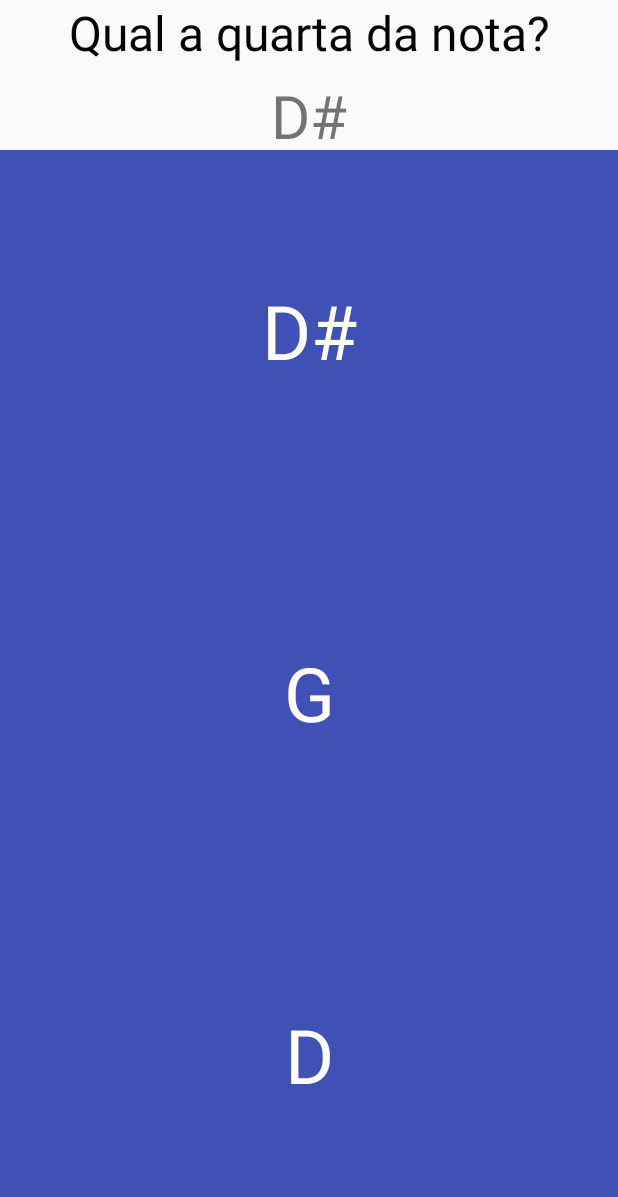
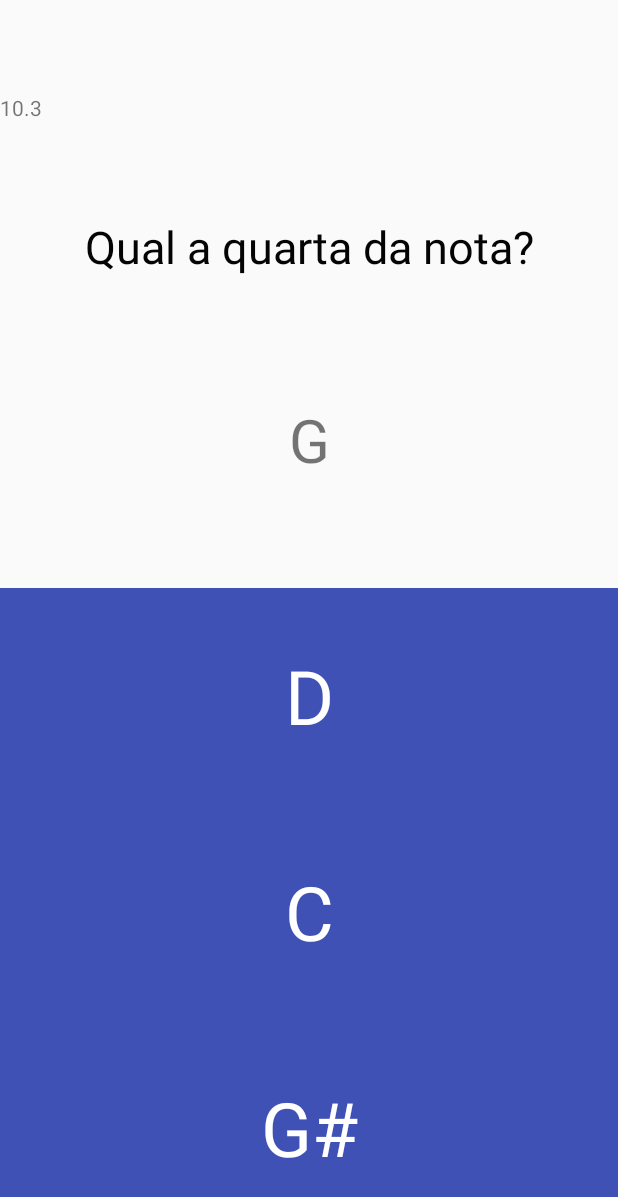
Before and after one commit to mtsodf/MusicGame, an Android app: the GameActivity screen opened directly, with no data from a screen before it, after a tap on "D#", on a phone screen of 412 x 824 dp. Shown: the top 1197 px of the screen. Run offline under Robolectric (Android 15) with nearby library versions, the phone set to English and light mode, and no system bars; 5 statements that could not run were skipped; 3 other taps on this screen came first.

Commit message:
Adicao de Relógio sem funcionar ainda.

```diff
--- a/app/src/main/java/music/com/br/musicgame/GameActivity.java
+++ b/app/src/main/java/music/com/br/musicgame/GameActivity.java
@@ -3,9 +3,11 @@ package music.com.br.musicgame;
 import android.app.Activity;
 import android.content.res.ColorStateList;
 import android.graphics.Color;
+import android.media.MediaPlayer;
 import android.net.Uri;
 import android.os.Bundle;
 import android.os.CountDownTimer;
+import android.util.Log;
 import android.view.View;
 import android.widget.LinearLayout;
 import android.widget.TextView;
@@ -21,13 +23,28 @@ import music.com.br.musicgame.entities.NoteGame;
 public class GameActivity extends Activity {
 
     Jogo noteGame;
+
+    private static final int WAITING_ANSWER = 0;
+
+    private static final int BUTTON_PRESSED = 1;
+
+    int state = WAITING_ANSWER;
+
+    MediaPlayer correctSound, wrongSound;
     /**
      * ATTENTION: This was auto-generated to implement the App Indexing API.
      * See https://g.co/AppIndexing/AndroidStudio for more information.
      */
     private GoogleApiClient client;
 
+    private static final int WRONG = 0;
 
+    private static final int CORRECT = 1;
+
+    private CountDownTimer cronometer;
+
+    private int correctAnswers = 0;
+    private int wrongAnswers = 0;
     @Override
     protected void onCreate(Bundle savedInstanceState) {
         super.onCreate(savedInstanceState);
@@ -49,7 +66,7 @@ public class GameActivity extends Activity {
         getReferenceToViews();
 
 
-        criarNovoJogo();
+
         // ATTENTION: This was auto-generated to implement the App Indexing API.
         // See https://g.co/AppIndexing/AndroidStudio for more information.
         Action viewAction = Action.newAction(
@@ -62,7 +79,42 @@ public class GameActivity extends Activity {
                 // TODO: Make sure this auto-generated app deep link URI is correct.
                 Uri.parse("android-app://music.com.br.musicgame/http/host/path")
         );
+
+        criarNovoJogo();
+        correctSound =  MediaPlayer.create(this, R.raw.chime_bell_ding);
+        wrongSound = MediaPlayer.create(this, R.raw.beep_short_off);
+
         AppIndex.AppIndexApi.start(client, viewAction);
+
+        final TextView textViewCronometer = (TextView) findViewById(R.id.cronometerView);
+
+
+        if(cronometer!=null){
+            cronometer.cancel();
+        }
+
+
+        cronometer = new CountDownTimer(20000, 100) {
+
+
+            @Override
+            public void onTick(long millisUntilFinished) {
+                long seconds = millisUntilFinished / 1000;
+                long centseconds = (millisUntilFinished % 1000) / 100;
+
+                textViewCronometer.setText(seconds + "." + centseconds);
+            }
+
+            @Override
+            public void onFinish() {
+                textViewCronometer.setText("0.0");
+
+            }
+        };
+
+        cronometer.start();
+        Log.d("GameActivity", "chamou metodo on start.");
+
     }
 
     private void criarNovoJogo() {
@@ -89,36 +141,35 @@ public class GameActivity extends Activity {
         answer3View = (TextView) findViewById(R.id.answer3View);
     }
 
-    public void onButtonClick(View v) {
+    public synchronized void onButtonClick(View v) {
 
+        if(state == WAITING_ANSWER) {
+            state = BUTTON_PRESSED;
             if (v.getId() == R.id.answer1View) {
                 if (noteGame.rightAnswer(noteGame.currentAlternatives.get(0))) {
-                setTextColor(v, 0);
+                    setTextColor(v, CORRECT);
                 } else {
-                setTextColor(v, 1);
+                    setTextColor(v, WRONG);
                 }
-            criarNovoJogo();
                 return;
             }
             if (v.getId() == R.id.answer2View) {
                 if (noteGame.rightAnswer(noteGame.currentAlternatives.get(1))) {
-                setTextColor(v, 0);
+                    setTextColor(v, CORRECT);
                 } else {
-                setTextColor(v, 1);
+                    setTextColor(v, WRONG);
                 }
-            criarNovoJogo();
                 return;
 
             }
             if (v.getId() == R.id.answer3View) {
                 if (noteGame.rightAnswer(noteGame.currentAlternatives.get(2))) {
-                setTextColor(v, 0);
+                    setTextColor(v, CORRECT);
                 } else {
-                setTextColor(v, 1);
+                    setTextColor(v, WRONG);
                 }
-            criarNovoJogo();
                 return;
-
+            }
         }
 
 
@@ -127,27 +178,49 @@ public class GameActivity extends Activity {
     private void setTextColor(View v, final int i) {
        final  TextView t = (TextView) v;
 
-        new CountDownTimer(1000,2000){
+        if(i == WRONG){
+            wrongSound.start();
+            wrongAnswers++;
+        } else{
+            correctSound.start();
+            correctAnswers++;
 
+        }
+
+        setPoints();
+
+        new CountDownTimer(500,100){
+            boolean alreadyRun = false;
             @Override
             public void onTick(long millisUntilFinished) {
+                if(!alreadyRun) {
 
-                if (i == 0)
+                    if (i == WRONG) {
+                        Log.d("GameActivity", "Marcar de Vermelho.");
                         t.setTextColor(Color.RED);
-                else
+                    } else {
+                        Log.d("GameActivity", "Marcar de Verde.");
                         t.setTextColor(Color.GREEN);
+                    }
+                }
+
+                alreadyRun = true;
+
             }
 
             @Override
             public void onFinish() {
-                t.setTextColor(Color.BLACK);
+                state = WAITING_ANSWER;
+                Log.d("GameActivity", "Marcar de Branco.");
+                t.setTextColor(Color.WHITE);
+                criarNovoJogo();
             }
-        };
+        }.start();
 
+    }
 
-
-
-
+    private void setPoints() {
+        TextView pointsView = (TextView) findViewById(R.id.)
     }
 
     TextView questionView, noteView, answer1View, answer2View, answer3View;
@@ -170,5 +243,7 @@ public class GameActivity extends Activity {
         );
         AppIndex.AppIndexApi.end(client, viewAction);
         client.disconnect();
+
+        Log.d("GameActivity", "chamou on stop.");
     }
 }
--- a/app/src/main/java/music/com/br/musicgame/entities/Jogo.java
+++ b/app/src/main/java/music/com/br/musicgame/entities/Jogo.java
@@ -36,14 +36,14 @@ public abstract class Jogo {
 
         while (currentAlternatives.size() < 3) {
             int randomInt = random.nextInt(12);
-            if (randomInt != currentNote.note) {
-                Note newNote = new Note(randomInt);
+            Note newNote = new Note(randomInt);
+            if (randomInt != currentNote.note && randomInt != currentAnswer.note && !currentAlternatives.contains(newNote)) {
                 currentAlternatives.add(newNote);
             }
 
         }
 
-        currentAlternatives.add(random.nextInt(3), currentNote);
+        currentAlternatives.add(random.nextInt(3), currentAnswer);
 
     }
 
--- a/app/src/main/java/music/com/br/musicgame/entities/Note.java
+++ b/app/src/main/java/music/com/br/musicgame/entities/Note.java
@@ -76,4 +76,23 @@ public class Note {
         }
         return null;
     }
+
+    @Override
+    public boolean equals(Object o) {
+        if(o == null){
+            return false;
+        }
+
+        if(o == this){
+            return true;
+        }
+
+        if(!(o instanceof Note)){
+            return false;
+        }
+
+        Note noteO = (Note) o;
+
+        return this.note ==  noteO.note;
+    }
 }
--- /dev/null
+++ b/app/src/main/res/drawable/back.xml
@@ -0,0 +1,6 @@
+<?xml version="1.0" encoding="utf-8"?>
+
+    <shape xmlns:android="http://schemas.android.com/apk/res/android" android:shape="rectangle" >
+        <solid android:color="#ffffff" />
+        <stroke android:width="1dip" android:color="#4fa5d5"/>
+    </shape>
--- a/app/src/main/res/layout/activity_game.xml
+++ b/app/src/main/res/layout/activity_game.xml
@@ -8,77 +8,6 @@
     android:orientation="vertical"
     >
 
-
-    <LinearLayout
-        android:layout_width="match_parent"
-        android:layout_height="100dp"
-        android:orientation="vertical"
-        >
-
-        <TextView
-            android:id="@+id/questionsView"
-            android:layout_width="match_parent"
-            android:layout_height="50dp"
-            android:text="Qual a quarta da nota?"
-            android:textAlignment="center"
-            android:textSize="@dimen/abc_dropdownitem_icon_width"
-            android:textColor="#040404" />
-
-        <TextView
-            android:id="@+id/noteView"
-            android:layout_width="match_parent"
-            android:layout_height="50dp"
-            android:text="Test"
-            android:textAlignment="center"
-            android:textSize="40dp"
-            />
-
-    </LinearLayout>
-
-    <LinearLayout
-        android:layout_width="match_parent"
-        android:layout_height="100dp"
-        android:layout_weight="3"
-        android:background="@color/colorPrimary"
-        android:orientation="vertical"
-        >
-        <TextView
-            android:id="@+id/answer1View"
-            android:layout_width="match_parent"
-            android:layout_height="100dp"
-            android:layout_weight="1"
-            android:textColor="@color/white"
-            android:gravity="center"
-            android:textSize="50dp"
-            android:text="Resposta 1"
-            android:onClick="onButtonClick"
-            />
-
-        <TextView
-            android:id="@+id/answer2View"
-            android:layout_width="match_parent"
-            android:layout_height="100dp"
-            android:layout_weight="1"
-            android:text="Resposta 2"
-            android:textColor="@color/white"
-            android:gravity="center"
-            android:textSize="50dp"
-            android:onClick="onButtonClick"
-
-            />
-        <TextView
-            android:id="@+id/answer3View"
-            android:layout_width="match_parent"
-            android:layout_height="100dp"
-            android:layout_weight="1"
-            android:gravity="center"
-            android:text="Resposta 3"
-            android:textColor="@color/white"
-            android:textSize="50dp"
-            android:onClick="onButtonClick"
-            />
-
-    </LinearLayout>
-
+<include layout="@layout/content_game"></include>
 
 </LinearLayout>
--- a/app/src/main/res/layout/activity_main.xml
+++ b/app/src/main/res/layout/activity_main.xml
@@ -10,9 +10,12 @@
     tools:context="music.com.br.musicgame.MainActivity">
 
     <TextView
+        android:id="@+id/text"
         android:layout_width="wrap_content"
         android:layout_height="wrap_content"
-        android:text="Select Your Mode!" />
+        android:text="Select Your Mode!"
+        android:textSize="30dp"
+        />
 
     <Button
         android:id="@+id/level1Btn"
@@ -20,5 +23,6 @@
         android:layout_height="wrap_content"
         android:text="Level 1"
         android:onClick="onButtonClick"
+        android:layout_below="@id/text"
         />
 </RelativeLayout>
--- /dev/null
+++ b/app/src/main/res/layout/content_game.xml
@@ -0,0 +1,103 @@
+<?xml version="1.0" encoding="utf-8"?>
+<LinearLayout xmlns:android="http://schemas.android.com/apk/res/android"
+    android:orientation="vertical" android:layout_width="match_parent"
+    android:layout_height="match_parent">
+
+    <LinearLayout
+        android:layout_width="match_parent"
+        android:layout_height="0dp"
+        android:layout_weight="1">
+
+        <TextView
+            android:layout_width="wrap_content"
+            android:layout_height="match_parent"
+            android:id="@+id/cronometerView"
+            android:layout_gravity="left"
+            android:layout_weight="1"
+            android:gravity="center_vertical|left" />
+
+        <TextView
+            android:layout_width="wrap_content"
+            android:layout_height="match_parent"
+            android:id="@+id/pointsCount"
+            android:layout_weight="1"
+            android:gravity="center_vertical|right" />
+    </LinearLayout>
+
+    <LinearLayout
+        android:layout_width="match_parent"
+        android:layout_height="wrap_content"
+        android:orientation="vertical"
+        android:layout_weight="1">
+
+        <TextView
+            android:id="@+id/questionsView"
+            android:layout_width="match_parent"
+            android:layout_height="50dp"
+            android:text="Qual a quarta da nota?"
+            android:textAlignment="center"
+            android:textSize="30sp"
+            android:textColor="#040404" />
+
+        <TextView
+            android:id="@+id/noteView"
+            android:layout_width="match_parent"
+            android:layout_height="match_parent"
+            android:text="Test"
+            android:textAlignment="center"
+            android:textSize="40sp"
+            android:gravity="center_vertical" />
+
+    </LinearLayout>
+
+    <LinearLayout
+        android:layout_width="match_parent"
+        android:layout_height="0dp"
+        android:layout_weight="3"
+        android:background="@color/colorPrimary"
+        android:orientation="vertical"
+        >
+        <LinearLayout
+            android:layout_width="match_parent"
+            android:layout_height="match_parent"
+            android:orientation="vertical"
+            >
+        <TextView
+            android:id="@+id/answer1View"
+            android:layout_width="match_parent"
+            android:layout_height="wrap_content"
+            android:textColor="@color/white"
+            android:gravity="center"
+            android:textSize="50dp"
+            android:text="Resposta 1"
+            android:layout_weight="1"
+            android:onClick="onButtonClick" />
+
+        <TextView
+            android:id="@+id/answer2View"
+            android:layout_width="match_parent"
+            android:layout_height="wrap_content"
+            android:text="Resposta 2"
+            android:textColor="@color/white"
+            android:gravity="center"
+            android:textSize="50dp"
+            android:onClick="onButtonClick"
+            android:layout_weight="1"
+
+            />
+        <TextView
+            android:id="@+id/answer3View"
+            android:layout_width="match_parent"
+            android:layout_height="wrap_content"
+            android:gravity="center"
+            android:text="Resposta 3"
+            android:textColor="@color/white"
+            android:textSize="50dp"
+            android:onClick="onButtonClick"
+            android:layout_weight="1"
+            />
+        </LinearLayout>
+    </LinearLayout>
+
+
+</LinearLayout>
```
Also changed, not shown: app/src/main/res/layout/grid_test.xml (added, +36 -0 lines), 3 other files. Lines whose indentation alone changed are shown as unchanged.
